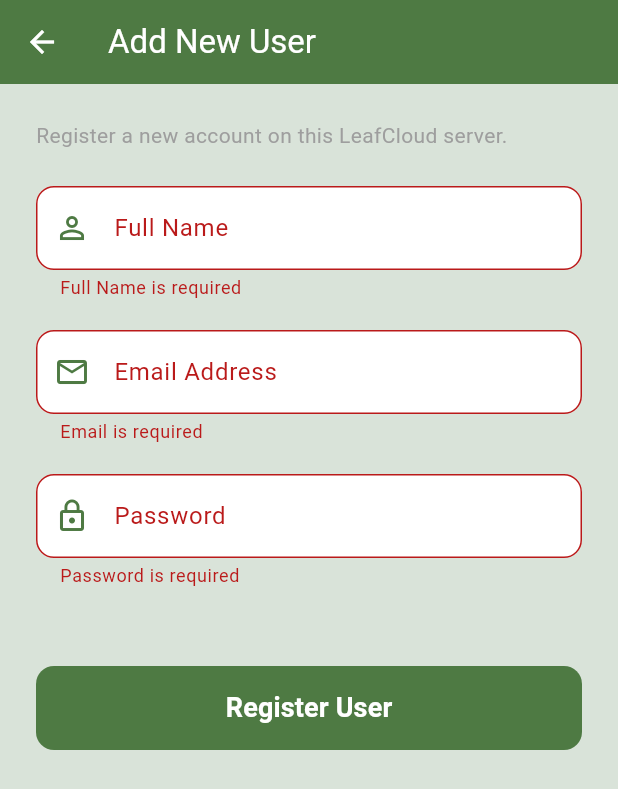
After one commit to ChristineToraque/leafcloud_mobile, a Flutter app: the RegisterPage screen opened directly, after a tap on "Register User", on a phone screen of 412 x 824 dp. The commit adds this screen. Shown: the top 789 px of the screen. Run offline on Flutter 3.47's test engine with Material 3 defaults, Android fonts, the phone set to English and light mode, and no system bars; our stand-ins replace flutter_local_notifications; missing offline and left inert: nsd; accounts and stored records are empty; network calls fail; statements that could not run were skipped.

Commit message:
feat(auth): add user registration feature and RegisterPage UI

```diff
--- a/lib/core/constants.dart
+++ b/lib/core/constants.dart
@@ -10,6 +10,7 @@ class ApiConstants {
   static String get baseUrl => _discoveredBaseUrl ?? 'http://localhost:8000';
 
   static String get loginEndpoint => '$baseUrl/api/v1/auth/login';
+  static String get registerEndpoint => '$baseUrl/api/v1/auth/register';
 
   /// Dynamically updates the base URL (used by discovery service)
   static void updateBaseUrl(String newUrl) {
--- a/lib/repositories/auth_repository_interface.dart
+++ b/lib/repositories/auth_repository_interface.dart
@@ -2,4 +2,5 @@ import 'package:leaf_cloud/models/user_model.dart';
 
 abstract class IAuthRepository {
   Future<LoginResponse> login(String email, String password);
+  Future<User> register(String name, String email, String password);
 }
--- a/lib/ui/home_page.dart
+++ b/lib/ui/home_page.dart
@@ -7,6 +7,7 @@ import 'package:leaf_cloud/ui/dashboard_screen.dart';
 import 'package:leaf_cloud/ui/history_screen.dart';
 import 'package:leaf_cloud/ui/alerts_screen.dart';
 import 'package:leaf_cloud/ui/calibration_screen.dart';
+import 'package:leaf_cloud/ui/register_page.dart';
 
 class HomePage extends StatelessWidget {
   const HomePage({super.key});
@@ -107,6 +108,18 @@ class HomePage extends StatelessWidget {
                 );
               },
             ),
+            ListTile(
+              leading: const Icon(Icons.person_add, color: Color(0xFF4E7A43)),
+              title: const Text('Add New User'),
+              subtitle: const Text('Register a new user account'),
+              onTap: () {
+                Navigator.pop(context);
+                Navigator.push(
+                  context,
+                  MaterialPageRoute(builder: (context) => const RegisterPage()),
+                );
+              },
+            ),
             const Divider(),
             ListTile(
               leading: const Icon(Icons.logout, color: Colors.red),
--- /dev/null
+++ b/lib/ui/register_page.dart
@@ -0,0 +1,179 @@
+import 'package:flutter/material.dart';
+import 'package:provider/provider.dart';
+import 'package:leaf_cloud/providers/auth_provider.dart';
+
+class RegisterPage extends StatefulWidget {
+  const RegisterPage({super.key});
+
+  @override
+  State<RegisterPage> createState() => _RegisterPageState();
+}
+
+class _RegisterPageState extends State<RegisterPage> {
+  final _formKey = GlobalKey<FormState>();
+  final _nameController = TextEditingController();
+  final _emailController = TextEditingController();
+  final _passwordController = TextEditingController();
+
+  @override
+  void dispose() {
+    _nameController.dispose();
+    _emailController.dispose();
+    _passwordController.dispose();
+    super.dispose();
+  }
+
+  Future<void> _handleRegister() async {
+    if (!_formKey.currentState!.validate()) return;
+
+    final authProvider = Provider.of<AuthProvider>(context, listen: false);
+    final success = await authProvider.register(
+      _nameController.text.trim(),
+      _emailController.text.trim(),
+      _passwordController.text,
+    );
+
+    if (!mounted) return;
+
+    if (success) {
+      ScaffoldMessenger.of(context).showSnackBar(
+        const SnackBar(
+          content: Text('New user registered successfully!'),
+          backgroundColor: Colors.green,
+        ),
+      );
+      Navigator.pop(context);
+    } else {
+      ScaffoldMessenger.of(context).showSnackBar(
+        SnackBar(
+          content: Text(authProvider.errorMessage ?? 'Registration failed'),
+          backgroundColor: Colors.red,
+        ),
+      );
+    }
+  }
+
+  @override
+  Widget build(BuildContext context) {
+    return Scaffold(
+      appBar: AppBar(
+        title: const Text('Add New User'),
+        backgroundColor: const Color(0xFF4E7A43),
+        foregroundColor: Colors.white,
+      ),
+      body: SingleChildScrollView(
+        padding: const EdgeInsets.all(24.0),
+        child: Form(
+          key: _formKey,
+          child: Column(
+            crossAxisAlignment: CrossAxisAlignment.start,
+            children: [
+              const Text(
+                'Register a new account on this LeafCloud server.',
+                style: TextStyle(fontSize: 14, color: Colors.grey),
+              ),
+              const SizedBox(height: 24),
+              _buildTextField(
+                label: 'Full Name',
+                controller: _nameController,
+                placeholder: 'e.g., Jane Doe',
+                icon: Icons.person_outline,
+                validator: (v) {
+                  if (v == null || v.trim().isEmpty) return 'Full Name is required';
+                  return null;
+                },
+              ),
+              _buildTextField(
+                label: 'Email Address',
+                controller: _emailController,
+                placeholder: 'e.g., user@example.com',
+                icon: Icons.email_outlined,
+                keyboardType: TextInputType.emailAddress,
+                validator: (v) {
+                  if (v == null || v.trim().isEmpty) return 'Email is required';
+                  if (!v.contains('@')) return 'Please enter a valid email';
+                  return null;
+                },
+              ),
+              _buildTextField(
+                label: 'Password',
+                controller: _passwordController,
+                placeholder: 'At least 6 characters',
+                icon: Icons.lock_outline,
+                obscureText: true,
+                validator: (v) {
+                  if (v == null || v.isEmpty) return 'Password is required';
+                  if (v.length < 6) return 'Password must be at least 6 characters';
+                  return null;
+                },
+              ),
+              const SizedBox(height: 32),
+              Consumer<AuthProvider>(
+                builder: (context, auth, child) {
+                  return SizedBox(
+                    width: double.infinity,
+                    height: 56,
+                    child: ElevatedButton(
+                      onPressed: auth.isLoading ? null : _handleRegister,
+                      style: ElevatedButton.styleFrom(
+                        backgroundColor: const Color(0xFF4E7A43),
+                        foregroundColor: Colors.white,
+                        shape: RoundedRectangleBorder(
+                          borderRadius: BorderRadius.circular(12),
+                        ),
+                        elevation: 0,
+                      ),
+                      child: auth.isLoading
+                          ? const SizedBox(
+                              width: 24,
+                              height: 24,
+                              child: CircularProgressIndicator(
+                                color: Colors.white,
+                                strokeWidth: 2.5,
+                              ),
+                            )
+                          : const Text(
+                              'Register User',
+                              style: TextStyle(fontSize: 18, fontWeight: FontWeight.bold),
+                            ),
+                    ),
+                  );
+                },
+              ),
+            ],
+          ),
+        ),
+      ),
+    );
+  }
+
+  Widget _buildTextField({
+    required String label,
+    required TextEditingController controller,
+    String? placeholder,
+    IconData? icon,
+    bool obscureText = false,
+    TextInputType keyboardType = TextInputType.text,
+    String? Function(String?)? validator,
+  }) {
+    return Padding(
+      padding: const EdgeInsets.only(bottom: 20),
+      child: TextFormField(
+        controller: controller,
+        obscureText: obscureText,
+        keyboardType: keyboardType,
+        decoration: InputDecoration(
+          labelText: label,
+          hintText: placeholder,
+          prefixIcon: icon != null ? Icon(icon, color: const Color(0xFF4E7A43)) : null,
+          border: OutlineInputBorder(
+            borderRadius: BorderRadius.circular(12),
+          ),
+          filled: true,
+          fillColor: Colors.white,
+        ),
+        validator: validator,
+      ),
+    );
+  }
+}
```
Also changed, not shown: lib/providers/auth_provider.dart (+18 -0 lines), lib/repositories/auth_repository.dart (+43 -0 lines).
